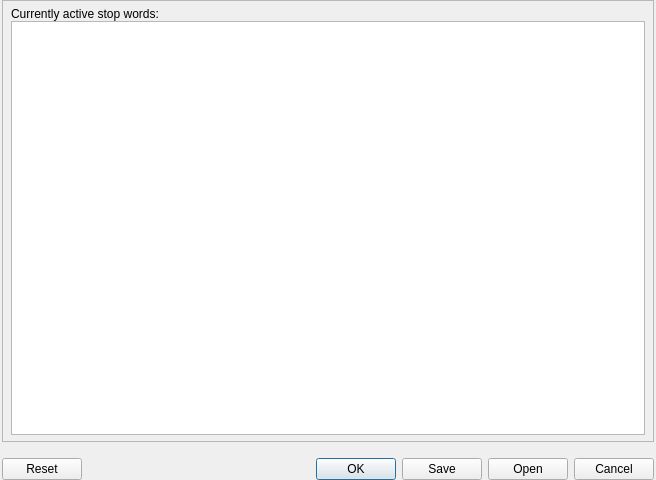
Qt form coquery/gui/ui/stopwords.ui (gkunter/coquery) before a commit.
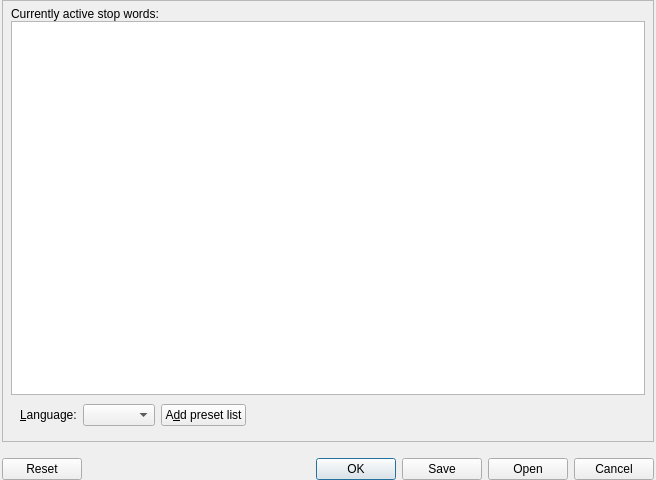
The same form after that commit.

Commit message: Provide language-specific stopword list presets

The edit to the form file:
```diff
--- a/coquery/gui/ui/stopwords.ui
+++ b/coquery/gui/ui/stopwords.ui
@@ -37,7 +37,7 @@
      <property name="frameShadow">
       <enum>QFrame::Raised</enum>
      </property>
-     <layout class="QVBoxLayout" name="verticalLayout_3" stretch="0,1">
+     <layout class="QVBoxLayout" name="verticalLayout_3" stretch="0,1,0">
       <property name="spacing">
        <number>0</number>
       </property>
@@ -104,6 +104,45 @@
         </item>
        </layout>
       </item>
+      <item>
+       <widget class="QWidget" name="widget_stopword_list" native="true">
+        <layout class="QHBoxLayout" name="horizontalLayout_2">
+         <item>
+          <widget class="QLabel" name="label_2">
+           <property name="text">
+            <string>&amp;Language:</string>
+           </property>
+           <property name="buddy">
+            <cstring>combo_language</cstring>
+           </property>
+          </widget>
+         </item>
+         <item>
+          <widget class="QComboBox" name="combo_language"/>
+         </item>
+         <item>
+          <widget class="QPushButton" name="button_add_list">
+           <property name="text">
+            <string>A&amp;dd preset list</string>
+           </property>
+          </widget>
+         </item>
+         <item>
+          <spacer name="horizontalSpacer">
+           <property name="orientation">
+            <enum>Qt::Horizontal</enum>
+           </property>
+           <property name="sizeHint" stdset="0">
+            <size>
+             <width>40</width>
+             <height>20</height>
+            </size>
+           </property>
+          </spacer>
+         </item>
+        </layout>
+       </widget>
+      </item>
      </layout>
     </widget>
    </item>
```
The commit also changes 2 other files.
